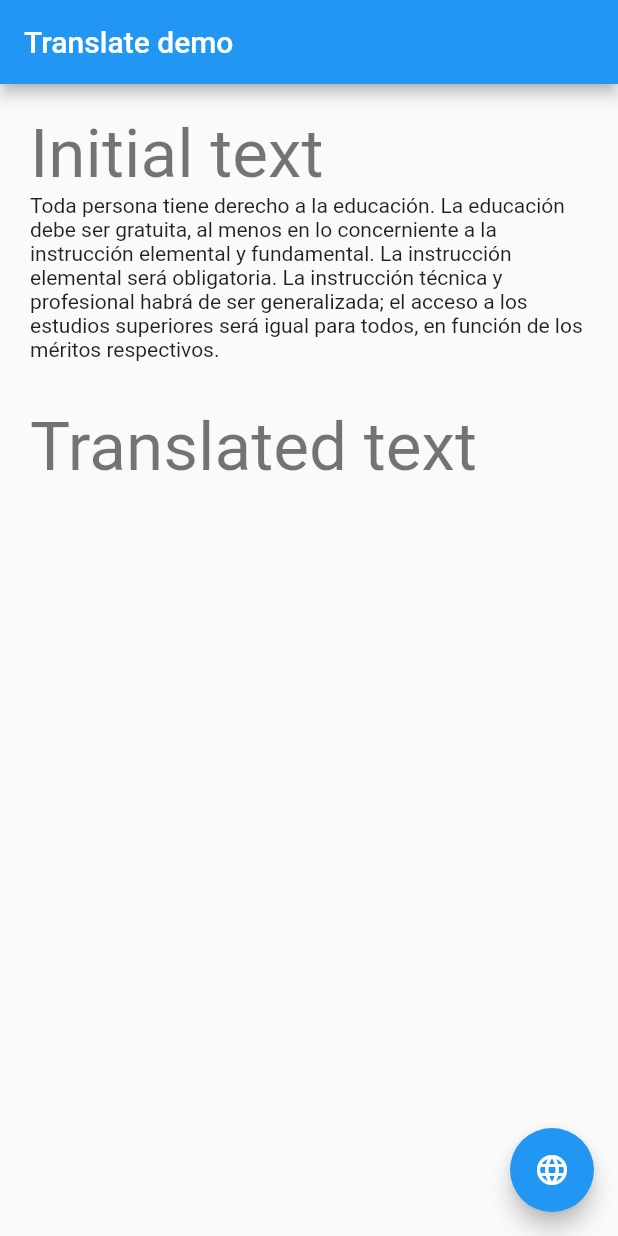
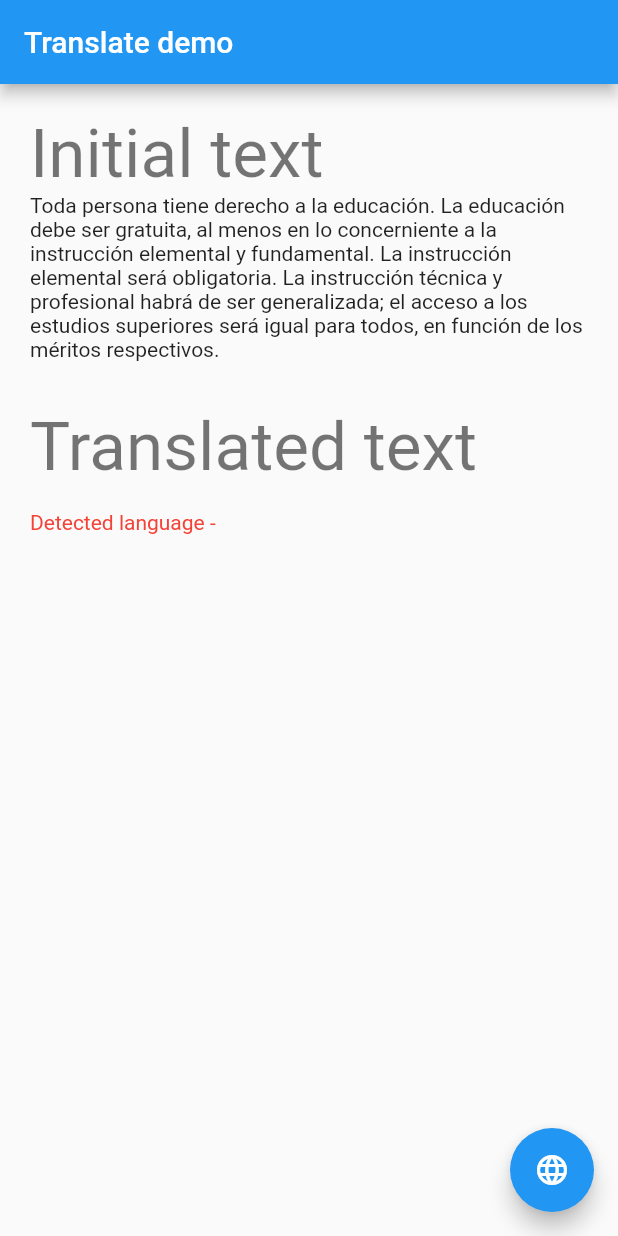
Before and after one commit to awaik/google_cloud_translation, a Flutter app: the screen it shows after launch, on a phone screen of 412 x 824 dp. Run offline on Flutter 3.47's test engine with Material 2 defaults, Android fonts, the phone set to English and light mode, and no system bars; our stand-ins replace html_unescape.

Commit message:
added new model with detectedSourceLanguage propety

```diff
--- a/example/lib/main.dart
+++ b/example/lib/main.dart
@@ -27,7 +27,7 @@ class _MyHomePageState extends State<MyHomePage> {
   late Translation _translation;
   final String _text =
       'Toda persona tiene derecho a la educación. La educación debe ser gratuita, al menos en lo concerniente a la instrucción elemental y fundamental. La instrucción elemental será obligatoria. La instrucción técnica y profesional habrá de ser generalizada; el acceso a los estudios superiores será igual para todos, en función de los méritos respectivos.';
-  String _translated = '';
+  TranslationModel _translated = TranslationModel(translatedText: '', detectedSourceLanguage: '');
 
   @override
   void initState() {
@@ -56,9 +56,10 @@ class _MyHomePageState extends State<MyHomePage> {
               ),
               Text(_text),
               SizedBox(height: 30),
-              Text('Translated text',
-                  style: Theme.of(context).textTheme.headline3),
-              Text(_translated, style: TextStyle(color: Colors.blueAccent)),
+              Text('Translated text', style: Theme.of(context).textTheme.headline3),
+              Text(_translated.translatedText, style: TextStyle(color: Colors.blueAccent)),
+              Text('Detected language - ${_translated.detectedSourceLanguage}',
+                  style: TextStyle(color: Colors.red)),
             ],
           ),
         ),
--- /dev/null
+++ b/lib/src/models/translation_model.dart
@@ -0,0 +1,6 @@
+class TranslationModel {
+  final String translatedText;
+  final String detectedSourceLanguage;
+
+  TranslationModel({required this.translatedText, required this.detectedSourceLanguage});
+}
--- a/pubspec.yaml
+++ b/pubspec.yaml
@@ -1,6 +1,6 @@
 name: google_cloud_translation
 description: Flutter API for google cloud translation.
-version: 0.0.1+1
+version: 0.0.2
 homepage: https://github.com/awaik/google_cloud_translation
 
 environment:
```
Also changed, not shown: lib/src/google_cloud_translation.dart (+11 -7 lines), example/pubspec.lock, pubspec.lock, 1 other file.
